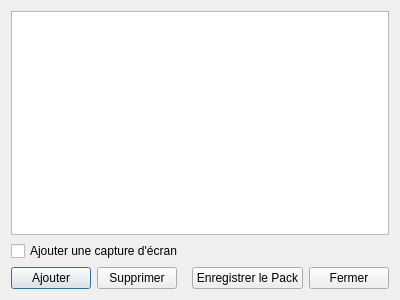
First picture: the form in sources/packer.ui, repository b4n92uid/theball-editor, before the edit.
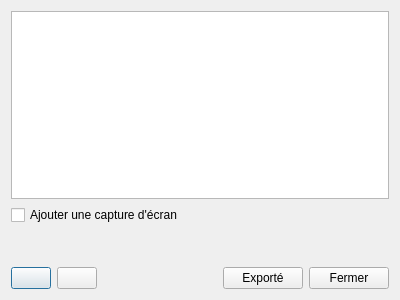
Second picture: the form after the edit. Icons and pictures are not drawn.

Commit message: Improve: Packer feature

Diff of the .ui file:
```diff
--- a/sources/packer.ui
+++ b/sources/packer.ui
@@ -21,40 +21,67 @@
   </property>
   <layout class="QVBoxLayout" name="verticalLayout">
    <item>
-    <layout class="QFormLayout" name="formLayout">
-     <property name="fieldGrowthPolicy">
-      <enum>QFormLayout::AllNonFixedFieldsGrow</enum>
-     </property>
-     <item row="0" column="0" colspan="2">
-      <widget class="QTreeView" name="fileListView"/>
-     </item>
-     <item row="1" column="0" colspan="2">
+    <widget class="QTreeView" name="fileListView"/>
+   </item>
+   <item>
+    <layout class="QHBoxLayout" name="horizontalLayout_2">
+     <item>
       <widget class="QCheckBox" name="addScreenshot">
        <property name="text">
         <string>Ajouter une capture d'écran</string>
        </property>
       </widget>
      </item>
+     <item>
+      <spacer name="horizontalSpacer">
+       <property name="orientation">
+        <enum>Qt::Horizontal</enum>
+       </property>
+       <property name="sizeHint" stdset="0">
+        <size>
+         <width>40</width>
+         <height>20</height>
+        </size>
+       </property>
+      </spacer>
+     </item>
     </layout>
    </item>
+   <item>
+    <spacer name="verticalSpacer">
+     <property name="orientation">
+      <enum>Qt::Vertical</enum>
+     </property>
+     <property name="sizeHint" stdset="0">
+      <size>
+       <width>20</width>
+       <height>40</height>
+      </size>
+     </property>
+    </spacer>
+   </item>
    <item>
     <layout class="QHBoxLayout" name="horizontalLayout">
-     <item>
-      <widget class="QPushButton" name="addFileButton">
-       <property name="text">
-        <string>Ajouter</string>
-       </property>
-      </widget>
-     </item>
      <item>
       <widget class="QPushButton" name="delFileButton">
        <property name="text">
-        <string>Supprimer</string>
+        <string/>
        </property>
       </widget>
      </item>
      <item>
-      <spacer name="horizontalSpacer">
+      <widget class="QPushButton" name="addFileButton">
+       <property name="text">
+        <string/>
+       </property>
+       <property name="icon">
+        <iconset resource="ressource.qrc">
+         <normaloff>:/Icons/icons/add.png</normaloff>:/Icons/icons/add.png</iconset>
+       </property>
+      </widget>
+     </item>
+     <item>
+      <spacer name="horizontalSpacer_2">
        <property name="orientation">
         <enum>Qt::Horizontal</enum>
        </property>
@@ -69,7 +96,11 @@
      <item>
       <widget class="QPushButton" name="exportButton">
        <property name="text">
-        <string>Enregistrer le Pack</string>
+        <string>Exporté</string>
+       </property>
+       <property name="icon">
+        <iconset resource="ressource.qrc">
+         <normaloff>:/Icons/icons/package.png</normaloff>:/Icons/icons/package.png</iconset>
        </property>
       </widget>
      </item>
```
Left out of the diff: 8 changed lines with no effect on the pictures. The commit also changes 1 other file.
